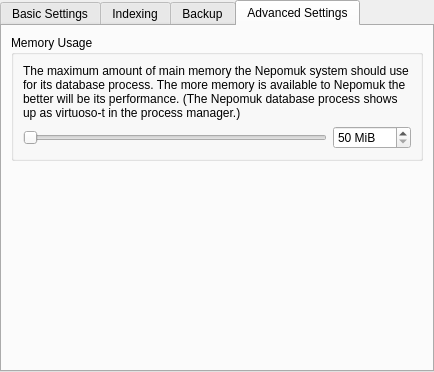
This is nepomuk/kcm/nepomukconfigwidget.ui in KDE/kde-runtime as Qt 5 draws it before an edit. The edited form follows.
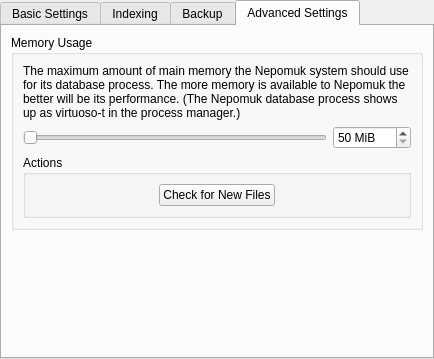
This is the edited form. The open tabs and pages were chosen to show the change. Custom widgets are drawn as their Qt base class.

Commit message:
Nepomuk KCM: Add a button to check for new files and changes
Add a new button in the Nepomuk KCM's Advanced Settings tab. When
clicked, the button forces the indexer to check for new files in the
folders marked for indexing. This adds a greater sense of control to the
user. A new QGroupBox was added as well, with the title "Actions". In
the future, there will be more commands like this available there.

GUI: New button and button group in the Nepomuk KCM

What changed in the file:
```diff
--- a/nepomuk/kcm/nepomukconfigwidget.ui
+++ b/nepomuk/kcm/nepomukconfigwidget.ui
@@ -3,6 +3,14 @@
  <author>Sebastian Trueg</author>
  <class>NepomukConfigWidget</class>
  <widget class="QWidget" name="NepomukConfigWidget">
+  <property name="geometry">
+   <rect>
+    <x>0</x>
+    <y>0</y>
+    <width>427</width>
+    <height>359</height>
+   </rect>
+  </property>
   <layout class="QVBoxLayout" name="verticalLayout_8">
    <property name="margin">
     <number>0</number>
@@ -569,6 +577,52 @@
             </item>
            </layout>
           </item>
+          <item>
+           <widget class="QGroupBox" name="groupBox_5">
+            <property name="title">
+             <string>Actions</string>
+            </property>
+            <layout class="QVBoxLayout" name="verticalLayout_6">
+             <item>
+              <layout class="QHBoxLayout" name="horizontalLayout_4">
+               <item>
+                <spacer name="horizontalSpacer_6">
+                 <property name="orientation">
+                  <enum>Qt::Horizontal</enum>
+                 </property>
+                 <property name="sizeHint" stdset="0">
+                  <size>
+                   <width>40</width>
+                   <height>20</height>
+                  </size>
+                 </property>
+                </spacer>
+               </item>
+               <item>
+                <widget class="QPushButton" name="m_buttonCheckForNewFiles">
+                 <property name="text">
+                  <string>Check for New Files</string>
+                 </property>
+                </widget>
+               </item>
+               <item>
+                <spacer name="horizontalSpacer_4">
+                 <property name="orientation">
+                  <enum>Qt::Horizontal</enum>
+                 </property>
+                 <property name="sizeHint" stdset="0">
+                  <size>
+                   <width>40</width>
+                   <height>20</height>
+                  </size>
+                 </property>
+                </spacer>
+               </item>
+              </layout>
+             </item>
+            </layout>
+           </widget>
+          </item>
          </layout>
         </widget>
        </item>
```
The commit also changes 2 other files.
